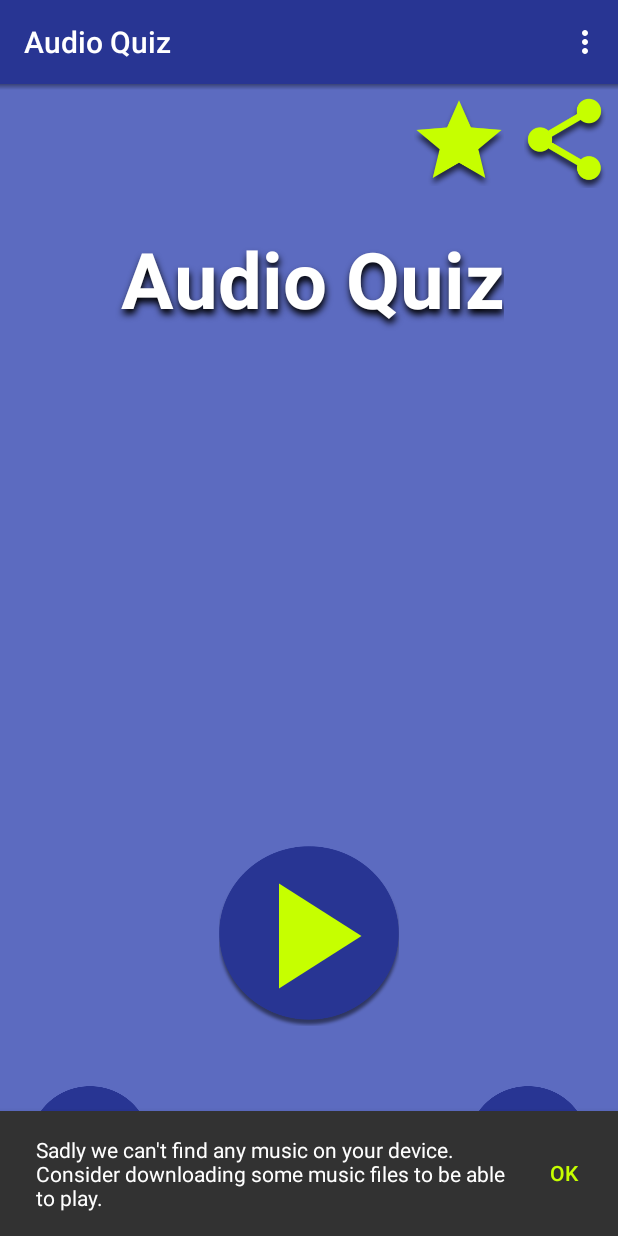
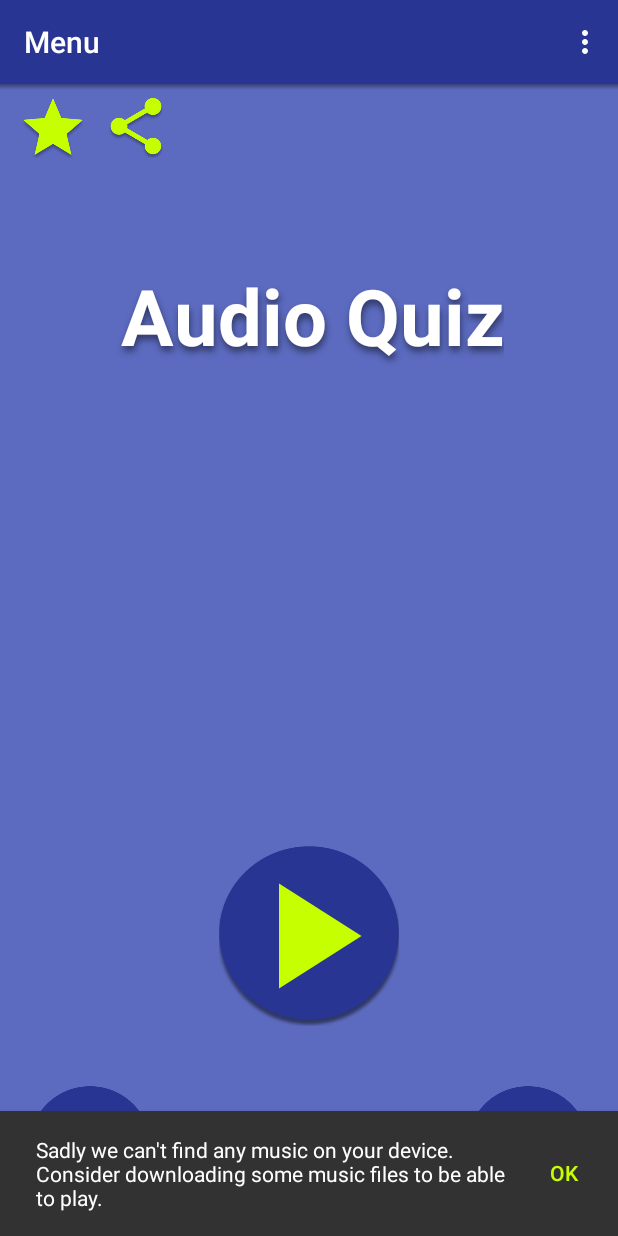
Before and after one commit to imaginary-unit/AudioQuiz, an Android app: the screen it shows after launch (StartActivity), on a phone screen of 412 x 824 dp. Run offline under Robolectric (Android 15) with nearby library versions, the phone set to English and light mode, and no system bars; libraries missing offline, so code that uses them is left out: it.sephiroth.android; 9 statements that could not run were skipped.

Commit message:
Visual tweaks of rate and share buttons. Changed Action bar titles.

```diff
--- a/app/src/main/java/ru/imunit/maquiz/activities/StartActivity.java
+++ b/app/src/main/java/ru/imunit/maquiz/activities/StartActivity.java
@@ -43,8 +43,8 @@ public class StartActivity extends AppCompatActivity
         super.onCreate(savedInstanceState);
         setContentView(R.layout.activity_start);
         Toolbar toolbar = (Toolbar)findViewById(R.id.toolbar);
+        toolbar.setTitle(R.string.start_toolbar_title);
         setSupportActionBar(toolbar);
-        toolbar.setTitle(R.string.start_toolbar_title);
         mRootLayout = findViewById(R.id.activity_start);
         if (checkStoragePermission()) {
             startMusicUpdate();
--- a/app/src/main/java/ru/imunit/maquiz/fragments/StartFragment.java
+++ b/app/src/main/java/ru/imunit/maquiz/fragments/StartFragment.java
@@ -21,7 +21,8 @@ import static android.content.res.Configuration.ORIENTATION_PORTRAIT;
  * {@link StartFragment.OnFragmentInteractionListener} interface
  * to handle interaction events.
  */
-public class StartFragment extends Fragment implements View.OnClickListener, View.OnTouchListener {
+public class StartFragment extends Fragment implements
+        View.OnClickListener, View.OnTouchListener {
 
     private final int TOOLTIP_DURATION = 1000;
     private final int TOOLTIP_DELAY = 200;
--- a/app/src/main/res/layout-land/fragment_start.xml
+++ b/app/src/main/res/layout-land/fragment_start.xml
@@ -31,9 +31,10 @@
         android:layout_margin="20dp"/>
 
     <ImageButton
-        android:layout_width="60dp"
-        android:layout_height="60dp"
-        android:layout_margin="5dp"
+        android:layout_width="40dp"
+        android:layout_height="40dp"
+        android:layout_marginBottom="5dp"
+        android:layout_marginRight="15dp"
         android:layout_alignParentRight="true"
         android:layout_alignParentBottom="true"
         android:id="@+id/shareApp"
@@ -47,7 +48,8 @@
         android:layout_height="wrap_content"
         android:layout_alignParentRight="true"
         android:layout_centerHorizontal="true"
-        android:layout_margin="20dp"
+        android:layout_marginRight="20dp"
+        android:layout_marginTop="20dp"
         android:gravity="center"
         android:textSize="52sp"
         android:textStyle="bold"
@@ -56,9 +58,10 @@
         android:text="Audio Quiz" />
 
     <ImageButton
-        android:layout_width="60dp"
-        android:layout_height="60dp"
-        android:layout_margin="5dp"
+        android:layout_width="40dp"
+        android:layout_height="40dp"
+        android:layout_marginBottom="5dp"
+        android:layout_marginRight="15dp"
         android:layout_toLeftOf="@id/shareApp"
         android:layout_alignParentBottom="true"
         android:id="@+id/rateApp"
--- a/app/src/main/res/layout/activity_playlist.xml
+++ b/app/src/main/res/layout/activity_playlist.xml
@@ -8,17 +8,14 @@
 
     <include layout="@layout/toolbar_base" />
 
+    <ImageView
+        android:layout_width="match_parent"
+        android:layout_height="4dp"
+        android:src="@drawable/shadow" />
+
     <FrameLayout
         android:id="@+id/fragment_placeholder"
         android:layout_width="match_parent"
         android:layout_height="match_parent"/>
 
-    <!--<fragment-->
-        <!--class="ru.imunit.maquiz.fragments.PlaylistTracksFragment"-->
-        <!--android:id="@+id/fragment_playlist_viewer"-->
-        <!--android:layout_width="match_parent"-->
-        <!--android:layout_height="match_parent"-->
-        <!--tools:layout="@layout/fragment_playlist_viewer">-->
-    <!--</fragment>-->
-
 </LinearLayout>
--- a/app/src/main/res/layout/activity_start.xml
+++ b/app/src/main/res/layout/activity_start.xml
@@ -10,6 +10,11 @@
 
     <include layout="@layout/toolbar_base" />
 
+    <ImageView
+        android:layout_width="match_parent"
+        android:layout_height="4dp"
+        android:src="@drawable/shadow" />
+
     <fragment
         class="ru.imunit.maquiz.fragments.StartFragment"
         android:id="@+id/fragment_start"
--- a/app/src/main/res/layout/activity_stats.xml
+++ b/app/src/main/res/layout/activity_stats.xml
@@ -22,6 +22,11 @@
             app:tabIndicatorColor="@color/colorAccent"/>
     </android.support.design.widget.AppBarLayout>
 
+    <ImageView
+        android:layout_width="match_parent"
+        android:layout_height="4dp"
+        android:src="@drawable/shadow" />
+
     <android.support.v4.view.ViewPager
         android:id="@+id/viewPager"
         android:layout_width="match_parent"
--- a/app/src/main/res/layout/fragment_start.xml
+++ b/app/src/main/res/layout/fragment_start.xml
@@ -32,10 +32,22 @@
         android:layout_margin="20dp"/>
 
     <ImageButton
-        android:layout_width="60dp"
-        android:layout_height="60dp"
-        android:layout_margin="5dp"
-        android:layout_alignParentRight="true"
+        android:layout_width="40dp"
+        android:layout_height="40dp"
+        android:layout_marginTop="5dp"
+        android:layout_marginLeft="15dp"
+        android:layout_alignParentLeft="true"
+        android:id="@+id/rateApp"
+        android:background="@android:color/transparent"
+        app:srcCompat="@drawable/star_button"
+        android:scaleType="fitCenter"/>
+
+    <ImageButton
+        android:layout_width="40dp"
+        android:layout_height="40dp"
+        android:layout_marginTop="5dp"
+        android:layout_marginLeft="15dp"
+        android:layout_toRightOf="@id/rateApp"
         android:id="@+id/shareApp"
         android:background="@android:color/transparent"
         app:srcCompat="@drawable/share_button"
@@ -47,23 +59,13 @@
         android:layout_height="wrap_content"
         android:layout_below="@id/shareApp"
         android:layout_centerHorizontal="true"
-        android:layout_margin="20dp"
+        android:layout_marginTop="70dp"
         android:gravity="center"
         android:textSize="52sp"
         android:textStyle="bold"
         android:textColor="@color/colorForeground"
         style="@style/TextShadow"
         android:text="Audio Quiz" />
-
-    <ImageButton
-        android:layout_width="60dp"
-        android:layout_height="60dp"
-        android:layout_margin="5dp"
-        android:layout_toLeftOf="@id/shareApp"
-        android:id="@+id/rateApp"
-        android:background="@android:color/transparent"
-        app:srcCompat="@drawable/star_button"
-        android:scaleType="fitCenter"/>
 
     <ImageButton
         android:layout_width="120dp"
--- a/app/src/main/res/layout/toolbar_base.xml
+++ b/app/src/main/res/layout/toolbar_base.xml
@@ -12,8 +12,4 @@
         android:background="@color/colorPrimary"
         android:theme="@style/ThemeOverlay.AppCompat.ActionBar">
     </android.support.v7.widget.Toolbar>
-    <ImageView
-        android:layout_width="match_parent"
-        android:layout_height="4dp"
-        android:src="@drawable/shadow" />
 </LinearLayout>
--- a/app/src/main/res/values/styles.xml
+++ b/app/src/main/res/values/styles.xml
@@ -23,7 +23,7 @@
     <style name="TextShadow">
         <item name="android:paddingLeft">4dp</item>
         <item name="android:paddingBottom">4dp</item>
-        <item name="android:shadowColor">#000000</item>
+        <item name="android:shadowColor">#77000000</item>
         <item name="android:shadowDx">1</item>
         <item name="android:shadowDy">5</item>
         <item name="android:shadowRadius">6</item>
```
Also changed, not shown: app/src/main/res/drawable/share_press_sprite.png, app/src/main/res/drawable/share_sprite.png, app/src/main/res/drawable/star_press_sprite.png, app/src/main/res/drawable/star_sprite.png.
